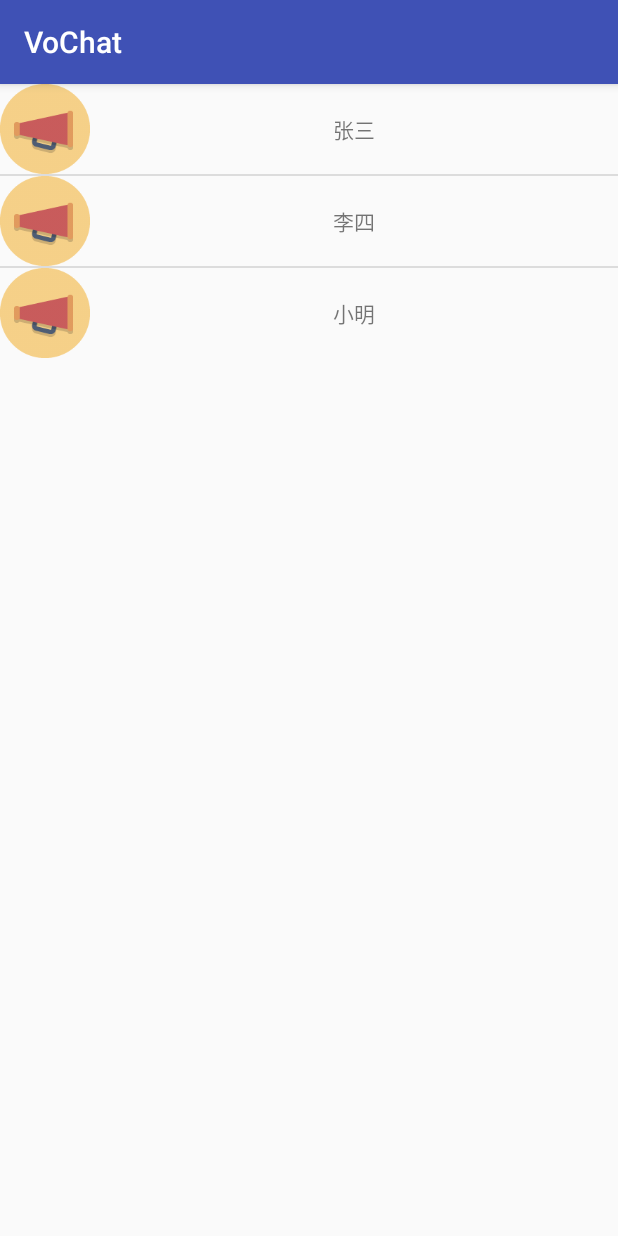
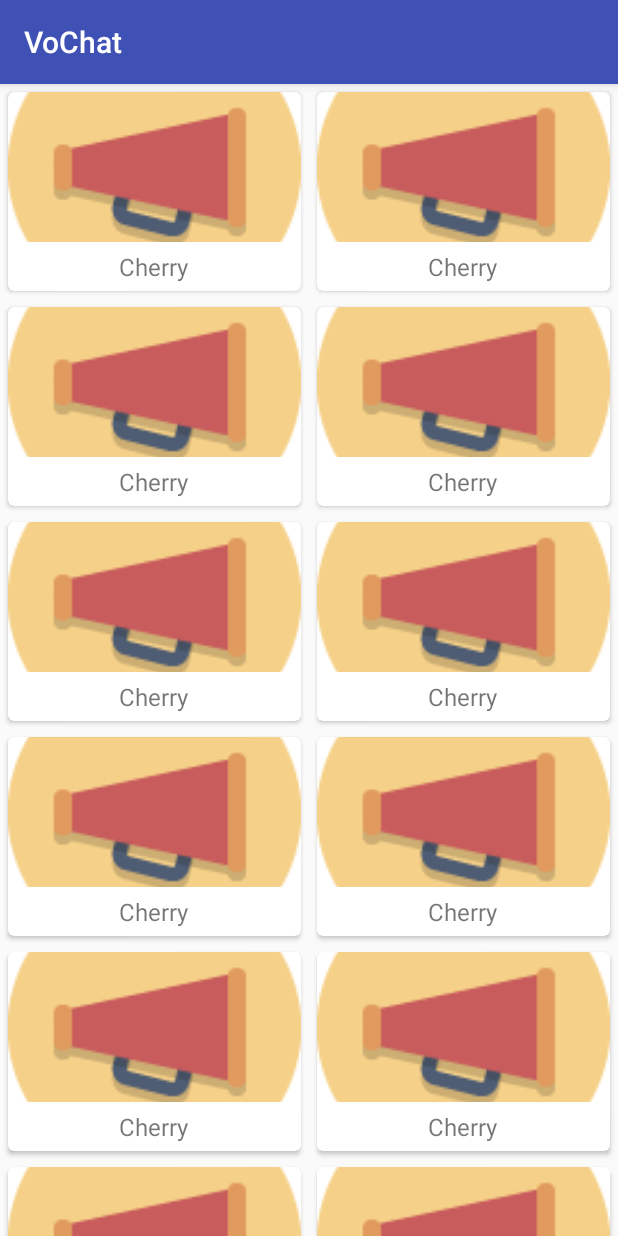
Before and after one commit to Tianxinxue/VoChat, an Android app: the fragment ContactsFragment shown on its own in the app's theme, on a phone screen of 412 x 824 dp. Run offline under Robolectric (Android 15) with nearby library versions, the phone set to English and light mode, and no system bars.

Commit message:
将ListView切换为RecyclerView

```diff
--- a/app/build.gradle
+++ b/app/build.gradle
@@ -23,5 +23,7 @@ dependencies {
     compile fileTree(dir: 'libs', include: ['*.jar'])
     testCompile 'junit:junit:4.12'
     compile 'com.android.support:appcompat-v7:23.4.0'
-    compile 'com.google.code.gson:gson:2.7'
+    compile 'com.android.support:recyclerview-v7:23.4.0'
+    compile 'com.android.support:cardview-v7:23.4.0'
+    compile 'com.github.bumptech.glide:glide:3.7.0'
 }
--- /dev/null
+++ b/app/src/main/java/cc/icen/vochat/adapter/ContactsAdapter.java
@@ -0,0 +1,79 @@
+package cc.icen.vochat.adapter;
+
+import android.content.Context;
+import android.content.Intent;
+import android.support.v7.widget.CardView;
+import android.support.v7.widget.RecyclerView;
+import android.view.LayoutInflater;
+import android.view.View;
+import android.view.ViewGroup;
+import android.widget.ImageView;
+import android.widget.TextView;
+
+import com.bumptech.glide.Glide;
+
+import java.util.List;
+
+import cc.icen.vochat.R;
+import cc.icen.vochat.activity.InCallActivity;
+import cc.icen.vochat.utils.Person;
+
+public class ContactsAdapter extends RecyclerView.Adapter<ContactsAdapter.ViewHolder>{
+
+    private static final String TAG = "PersonAdapter";
+
+    private Context mContext;
+
+    private List<Person> mPersonList;
+
+    static class ViewHolder extends RecyclerView.ViewHolder {
+        CardView cardView;
+        ImageView personImage;
+        TextView personName;
+
+        public ViewHolder(View view) {
+            super(view);
+            cardView = (CardView) view;
+            personImage = (ImageView) view.findViewById(R.id.person_image);
+            personName = (TextView) view.findViewById(R.id.person_name);
+        }
+    }
+
+    public ContactsAdapter(List<Person> fruitList) {
+        mPersonList = fruitList;
+    }
+
+    @Override
+    public ViewHolder onCreateViewHolder(ViewGroup parent, int viewType) {
+        if (mContext == null) {
+            mContext = parent.getContext();
+        }
+        View view = LayoutInflater.from(mContext).inflate(R.layout.contacts_item, parent, false);
+        final ViewHolder holder = new ViewHolder(view);
+        holder.cardView.setOnClickListener(new View.OnClickListener() {
+            @Override
+            public void onClick(View v) {
+                int position = holder.getAdapterPosition();
+                Person person = mPersonList.get(position);
+                Intent intent = new Intent(mContext, InCallActivity.class);
+//                intent.putExtra(InCallActivity.PERSON_NAME, person.getName());
+//                intent.putExtra(InCallActivity.PERSON_IMAGE_ID, person.getImageId());
+                mContext.startActivity(intent);
+            }
+        });
+        return holder;
+    }
+
+    @Override
+    public void onBindViewHolder(ViewHolder holder, int position) {
+        Person fruit = mPersonList.get(position);
+        holder.personName.setText(fruit.getName());
+        Glide.with(mContext).load(fruit.getImageId()).into(holder.personImage);
+    }
+
+    @Override
+    public int getItemCount() {
+        return mPersonList.size();
+    }
+
+}
--- a/app/src/main/java/cc/icen/vochat/fragment/ContactsFragment.java
+++ b/app/src/main/java/cc/icen/vochat/fragment/ContactsFragment.java
@@ -3,6 +3,9 @@ package cc.icen.vochat.fragment;
 import android.app.Fragment;
 import android.content.Intent;
 import android.os.Bundle;
+import android.support.v4.widget.SwipeRefreshLayout;
+import android.support.v7.widget.GridLayoutManager;
+import android.support.v7.widget.RecyclerView;
 import android.view.LayoutInflater;
 import android.view.View;
 import android.view.ViewGroup;
@@ -14,10 +17,13 @@ import java.util.ArrayList;
 import java.util.HashMap;
 import java.util.List;
 import java.util.Map;
+import java.util.Random;
 
 import cc.icen.vochat.R;
 import cc.icen.vochat.activity.InCallActivity;
+import cc.icen.vochat.adapter.ContactsAdapter;
 import cc.icen.vochat.net.FriendSearcher;
+import cc.icen.vochat.utils.Person;
 
 
 public class ContactsFragment extends Fragment {
@@ -25,57 +31,65 @@ public class ContactsFragment extends Fragment {
     private View view;
     private ListView lv;
     FriendSearcher mFriendSearcher;
+    private Person[] fruits = {new Person("Apple", R.mipmap.ic_launcher), new Person("Banana", R.mipmap.ic_launcher),
+            new Person("Cherry", R.mipmap.ic_launcher), new Person("Mango", R.mipmap.ic_launcher)};
+
+    private List<Person> personList = new ArrayList<>();
+
+    private ContactsAdapter adapter;
+
+    private SwipeRefreshLayout swipeRefresh;
 
     @Override
     public View onCreateView(LayoutInflater inflater, ViewGroup container,
                              Bundle savedInstanceState) {
         view = inflater.inflate(R.layout.fragment_contacts, null);
-        lv = (ListView) view.findViewById(R.id.lv);
-        mFriendSearcher = new FriendSearcher();
-        lv.setOnItemClickListener(new AdapterView.OnItemClickListener() {
+        initPerson();
+        RecyclerView recyclerView = (RecyclerView) view.findViewById(R.id.recycler_view);
+        GridLayoutManager layoutManager = new GridLayoutManager(getActivity(), 2);
+        recyclerView.setLayoutManager(layoutManager);
+        adapter = new ContactsAdapter(personList);
+        recyclerView.setAdapter(adapter);
+        swipeRefresh = (SwipeRefreshLayout) view.findViewById(R.id.swipe_refresh);
+        swipeRefresh.setColorSchemeResources(R.color.colorPrimary);
+        swipeRefresh.setOnRefreshListener(new SwipeRefreshLayout.OnRefreshListener() {
             @Override
-            public void onItemClick(AdapterView<?> adapterView, View view, int i, long l) {
-                Intent intent = new Intent();
-                intent.setClass(getActivity(), InCallActivity.class);
-                startActivity(intent);
+            public void onRefresh() {
+                refreshPerson();
             }
         });
-        //ArrayList就是动态数组
-        List<String> mIpList = mFriendSearcher.getIpList();
-        List<Map<String, Object>> list = new ArrayList<Map<String, Object>>();
-        Map<String, Object> map = new HashMap<String, Object>();
-        map.put("icon", R.mipmap.ic_launcher);
-        map.put("text", "张三");
-        list.add(map);
-        map = new HashMap<String, Object>();
-        map.put("icon", R.mipmap.ic_launcher);
-        map.put("text", "李四");
-        list.add(map);
-        map = new HashMap<String, Object>();
-        map.put("icon", R.mipmap.ic_launcher);
-        map.put("text", "小明");
-        list.add(map);
-        for(String ip:mIpList){
-            map = new HashMap<String, Object>();
-            map.put("icon", R.mipmap.ic_launcher);
-            map.put("text", ip);
-            list.add(map);
-        }
-/**
- * 创建一个 SimpleAdapter 对象
- * 第一个参数 Context 上下文
- * 第二个参数 data 要显示的数据集合
- * 第三个参数 id 指定一个作为 ListView 的子条目的布局文件
- * 第四个参数 String[] 定义得 Map 中 key 组成的数组
- * 第五个参数 int[] 控件的 id 组成的数组,必须与第四个参数的 key 一
- 一对应
- */
-        SimpleAdapter myAdapter = new SimpleAdapter(getActivity(), list,
-                R.layout.contacts_item, new String[] { "icon", "text" }, new int[]
-                { R.id.iv_icon, R.id.tv_text });
-        lv.setAdapter(myAdapter);
 
         return view;
     }
 
+    private void refreshPerson() {
+        new Thread(new Runnable() {
+            @Override
+            public void run() {
+                try {
+                    Thread.sleep(2000);
+                } catch (InterruptedException e) {
+                    e.printStackTrace();
+                }
+                getActivity().runOnUiThread(new Runnable() {
+                    @Override
+                    public void run() {
+                        initPerson();
+                        adapter.notifyDataSetChanged();
+                        swipeRefresh.setRefreshing(false);
+                    }
+                });
+            }
+        }).start();
+    }
+
+    private void initPerson() {
+        personList.clear();
+        for (int i = 0; i < 50; i++) {
+            Random random = new Random();
+            int index = random.nextInt(fruits.length);
+            personList.add(fruits[index]);
+        }
+    }
+
 }
--- /dev/null
+++ b/app/src/main/java/cc/icen/vochat/utils/Person.java
@@ -0,0 +1,22 @@
+package cc.icen.vochat.utils;
+
+
+public class Person {
+
+    private String name;
+
+    private int imageId;
+
+    public Person(String name, int imageId) {
+        this.name = name;
+        this.imageId = imageId;
+    }
+
+    public String getName() {
+        return name;
+    }
+
+    public int getImageId() {
+        return imageId;
+    }
+}
--- a/app/src/main/res/layout/contacts_item.xml
+++ b/app/src/main/res/layout/contacts_item.xml
@@ -1,27 +1,30 @@
 <?xml version="1.0" encoding="utf-8"?>
-<LinearLayout xmlns:android="http://schemas.android.com/apk/res/android"
+<android.support.v7.widget.CardView
+    xmlns:android="http://schemas.android.com/apk/res/android"
+    xmlns:app="http://schemas.android.com/apk/res-auto"
     android:layout_width="match_parent"
-    android:layout_height="match_parent"
-    android:orientation="horizontal">
-
-    <ImageView
-        android:id="@+id/iv_icon"
-        android:layout_width="60dp"
-        android:layout_height="60dp" />
+    android:layout_height="wrap_content"
+    android:layout_margin="5dp"
+    app:cardCornerRadius="4dp">
 
     <LinearLayout
-        android:id="@+id/ll"
-        android:layout_width="0dp"
-        android:layout_height="match_parent"
-        android:layout_weight="1"
-        android:gravity="center"
-        android:orientation="horizontal">
+        android:orientation="vertical"
+        android:layout_width="match_parent"
+        android:layout_height="wrap_content">
+
+        <ImageView
+            android:id="@+id/person_image"
+            android:layout_width="match_parent"
+            android:layout_height="100dp"
+            android:scaleType="centerCrop" />
 
         <TextView
-            android:id="@+id/tv_text"
+            android:id="@+id/person_name"
             android:layout_width="wrap_content"
-            android:layout_height="wrap_content" />
-
+            android:layout_height="wrap_content"
+            android:layout_gravity="center_horizontal"
+            android:layout_margin="5dp"
+            android:textSize="16sp" />
     </LinearLayout>
 
-    </LinearLayout>
+</android.support.v7.widget.CardView>
--- a/app/src/main/res/layout/fragment_contacts.xml
+++ b/app/src/main/res/layout/fragment_contacts.xml
@@ -1,13 +1,17 @@
 <?xml version="1.0" encoding="utf-8"?>
 <LinearLayout xmlns:android="http://schemas.android.com/apk/res/android"
     android:layout_width="match_parent"
-    android:layout_height="match_parent"
-    android:orientation="vertical">
+    android:layout_height="match_parent">
 
-    <ListView
-        android:id="@+id/lv"
+    <android.support.v4.widget.SwipeRefreshLayout
+        android:id="@+id/swipe_refresh"
         android:layout_width="match_parent"
-        android:layout_height="wrap_content" />
+        android:layout_height="match_parent">
 
+        <android.support.v7.widget.RecyclerView
+            android:id="@+id/recycler_view"
+            android:layout_width="match_parent"
+            android:layout_height="match_parent" />
+    </android.support.v4.widget.SwipeRefreshLayout>
 
 </LinearLayout>
--- a/build.gradle
+++ b/build.gradle
@@ -5,7 +5,7 @@ buildscript {
         jcenter()
     }
     dependencies {
-        classpath 'com.android.tools.build:gradle:2.3.0'
+        classpath 'com.android.tools.build:gradle:2.3.1'
 
         // NOTE: Do not place your application dependencies here; they belong
         // in the individual module build.gradle files
```
